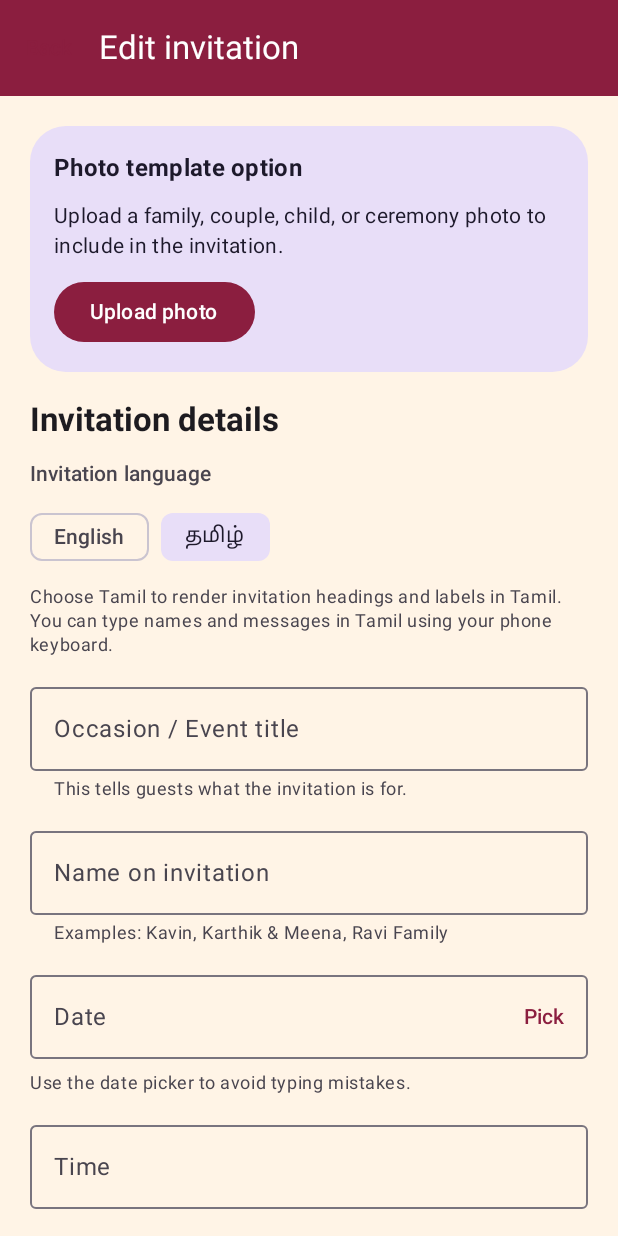
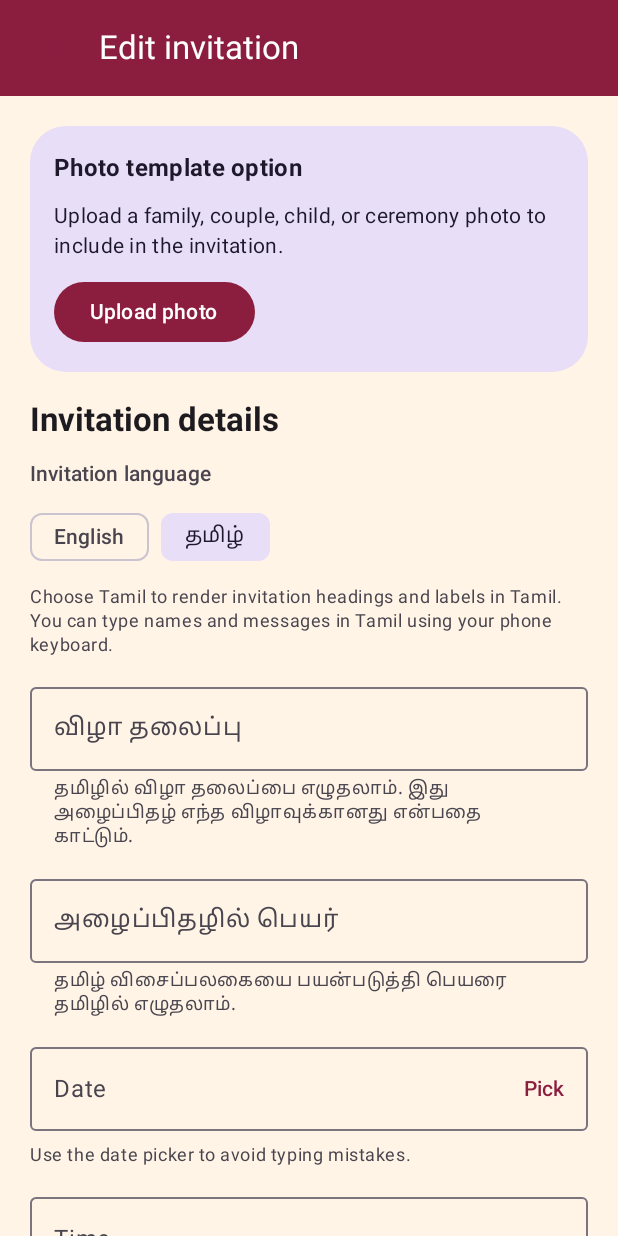
Before and after one commit to mrajen27/Invitation_Maker, an Android app built with Jetpack Compose: the EditorScreen screen opened through its navigation route, after a tap on "தமிழ்", on a phone screen of 412 x 824 dp. Run offline under Robolectric (Android 15) with nearby library versions, the phone set to English and light mode, and no system bars.

Commit message:
Fix generated invite layout and Tamil fields
Co-authored-by: mrajen27 <mrajen27@users.noreply.github.com>

```diff
--- a/app/src/main/java/com/vaangainvite/ui/screens/EditorScreen.kt
+++ b/app/src/main/java/com/vaangainvite/ui/screens/EditorScreen.kt
@@ -421,23 +421,39 @@ private fun EditorFields(
         OutlinedTextField(
             value = details.occasionTitle,
             onValueChange = onOccasionTitleChanged,
-            label = { Text("Occasion / Event title") },
+            label = { Text(if (selectedLanguage == InvitationLanguage.TAMIL) "விழா தலைப்பு" else "Occasion / Event title") },
             modifier = Modifier.fillMaxWidth(),
             singleLine = true,
-            placeholder = { Text("Kavin's First Birthday") },
+            placeholder = {
+                Text(if (selectedLanguage == InvitationLanguage.TAMIL) "கவின் முதல் பிறந்தநாள்" else "Kavin's First Birthday")
+            },
             supportingText = {
-                Text(text = "This tells guests what the invitation is for.")
+                Text(
+                    text = if (selectedLanguage == InvitationLanguage.TAMIL) {
+                        "தமிழில் விழா தலைப்பை எழுதலாம். இது அழைப்பிதழ் எந்த விழாவுக்கானது என்பதை காட்டும்."
+                    } else {
+                        "You can type this in Tamil too. This tells guests what the invitation is for."
+                    }
+                )
             }
         )
         OutlinedTextField(
             value = details.name,
             onValueChange = onNameChanged,
-            label = { Text("Name on invitation") },
+            label = { Text(if (selectedLanguage == InvitationLanguage.TAMIL) "அழைப்பிதழில் பெயர்" else "Name on invitation") },
             modifier = Modifier.fillMaxWidth(),
             singleLine = true,
-            placeholder = { Text("Karthik & Meena") },
+            placeholder = {
+                Text(if (selectedLanguage == InvitationLanguage.TAMIL) "கார்த்திக் & மீனா" else "Karthik & Meena")
+            },
             supportingText = {
-                Text(text = "Examples: Kavin, Karthik & Meena, Ravi Family")
+                Text(
+                    text = if (selectedLanguage == InvitationLanguage.TAMIL) {
+                        "தமிழ் விசைப்பலகையை பயன்படுத்தி பெயரை தமிழில் எழுதலாம்."
+                    } else {
+                        "Examples: Kavin, Karthik & Meena, Ravi Family. Tamil names are supported."
+                    }
+                )
             }
         )
         DatePickerField(
```
Also changed, not shown: app/src/main/java/com/vaangainvite/core/image/InvitationImageGenerator.kt (+28 -24 lines), app/src/main/java/com/vaangainvite/ui/viewmodel/InviteViewModel.kt (+43 -8 lines).
